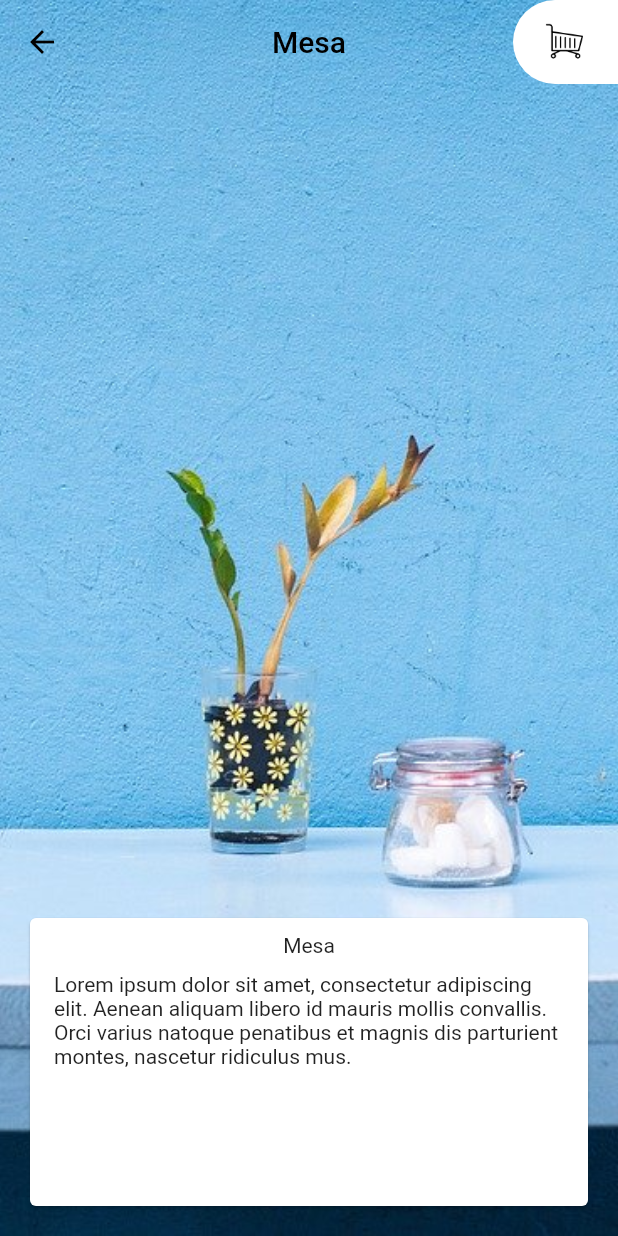
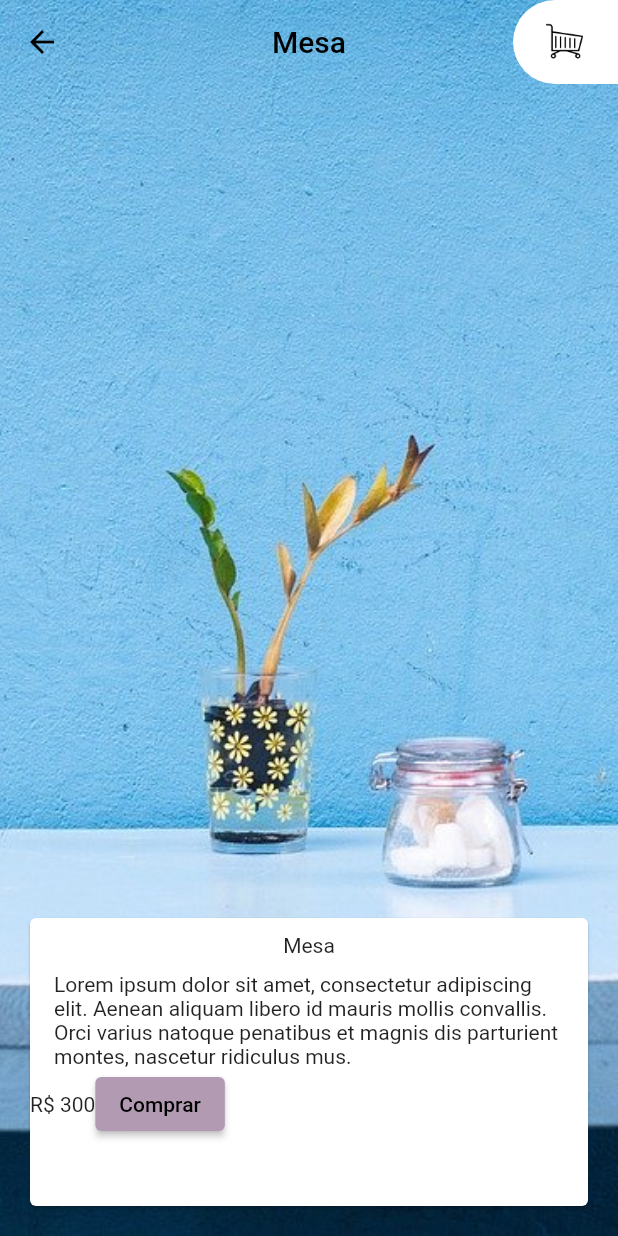
Before and after one commit to angelcomp/lojinha_flutter, a Flutter app: the screen it shows after launch, after a tap on "Mesa", on a phone screen of 412 x 824 dp. Run offline on Flutter 3.47's test engine with Material 2 defaults, Android fonts, the light colour scheme and no system bars.

Commit message:
adicionando arquivo de cor

```diff
--- a/lib/main.dart
+++ b/lib/main.dart
@@ -1,4 +1,5 @@
 import 'package:flutter/material.dart';
+import 'package:lojinha_alura/paleta_cores.dart';
 import 'package:lojinha_alura/telas/carrinho.dart';
 import 'package:lojinha_alura/telas/detalhes.dart';
 import 'package:lojinha_alura/widgets/appbar_customizada.dart';
@@ -16,7 +17,7 @@ class MyApp extends StatelessWidget {
       title: 'Flutter Demo',
       debugShowCheckedModeBanner: false,
       theme: ThemeData(
-        primarySwatch: Colors.blue,
+        primarySwatch: PaletaCores().lilas,
       ),
       home: Inicio(),
     );
--- /dev/null
+++ b/lib/paleta_cores.dart
@@ -0,0 +1,19 @@
+
+import 'package:flutter/material.dart';
+
+class PaletaCores {
+  static final Map<int, Color> _amostraLilas = {
+    50: const Color.fromRGBO(18, 155, 178, 0.05),
+    100: const Color.fromRGBO(18, 155, 178, 0.1),
+    200: const Color.fromRGBO(18, 155, 178, 0.2),
+    300: const Color.fromRGBO(18, 155, 178, 0.3),
+    400: const Color.fromRGBO(18, 155, 178, 0.4),
+    500: const Color.fromRGBO(18, 155, 178, 0.5),
+    600: const Color.fromRGBO(18, 155, 178, 0.6),
+    700: const Color.fromRGBO(18, 155, 178, 0.7),
+    800: const Color.fromRGBO(18, 155, 178, 0.8),
+    900: const Color.fromRGBO(18, 155, 178, 0.9)
+  };
+
+  MaterialColor lilas = MaterialColor(0xFFB29BB2, _amostraLilas);
+}
--- a/lib/widgets/card_detalhes.dart
+++ b/lib/widgets/card_detalhes.dart
@@ -16,6 +16,12 @@ class CardDetalhes extends StatelessWidget {
         children: [
           TextoDetalhes(texto: movel.titulo),
           TextoDetalhes(texto: movel.descricao),
+          Row(
+            children: [
+              Text('R\$ ${movel.preco}'),
+              ElevatedButton(onPressed: () {}, child: Text('Comprar'))
+            ],
+          )
         ],
       ),
     );
--- a/lib/widgets/degrade_elemento_grid_produtos.dart
+++ b/lib/widgets/degrade_elemento_grid_produtos.dart
@@ -3,18 +3,19 @@
 
 import 'package:flutter/cupertino.dart';
 import 'package:flutter/material.dart';
+import 'package:lojinha_alura/paleta_cores.dart';
 
 class DegradeElementoGridProdutos extends StatelessWidget {
   @override
   Widget build(BuildContext context) {
     return Container(
-      decoration: const BoxDecoration(
+      decoration: BoxDecoration(
         gradient: LinearGradient(
           begin: Alignment.topCenter,
           end: Alignment.bottomCenter,
           colors: [
             Colors.transparent,
-            Color.fromRGBO(178, 155, 178, 1)
+            Theme.of(context).primaryColor
           ]
         )
       ),
--- a/pubspec.yaml
+++ b/pubspec.yaml
@@ -33,7 +33,8 @@ dependencies:
 
   # The following adds the Cupertino Icons font to your application.
   # Use with the CupertinoIcons class for iOS style icons.
-  cupertino_icons: ^1.0.2
+  cupertino_icons: ^1.0.3
+#  intl: ^0.17.0
 
 dev_dependencies:
   flutter_test:
@@ -44,7 +45,7 @@ dev_dependencies:
   # activated in the `analysis_options.yaml` file located at the root of your
   # package. See that file for information about deactivating specific lint
   # rules and activating additional ones.
-  flutter_lints: ^1.0.0
+  flutter_lints: ^1.0.4
 
 # For information on the generic Dart part of this file, see the
 # following page: https://dart.dev/tools/pub/pubspec
```
